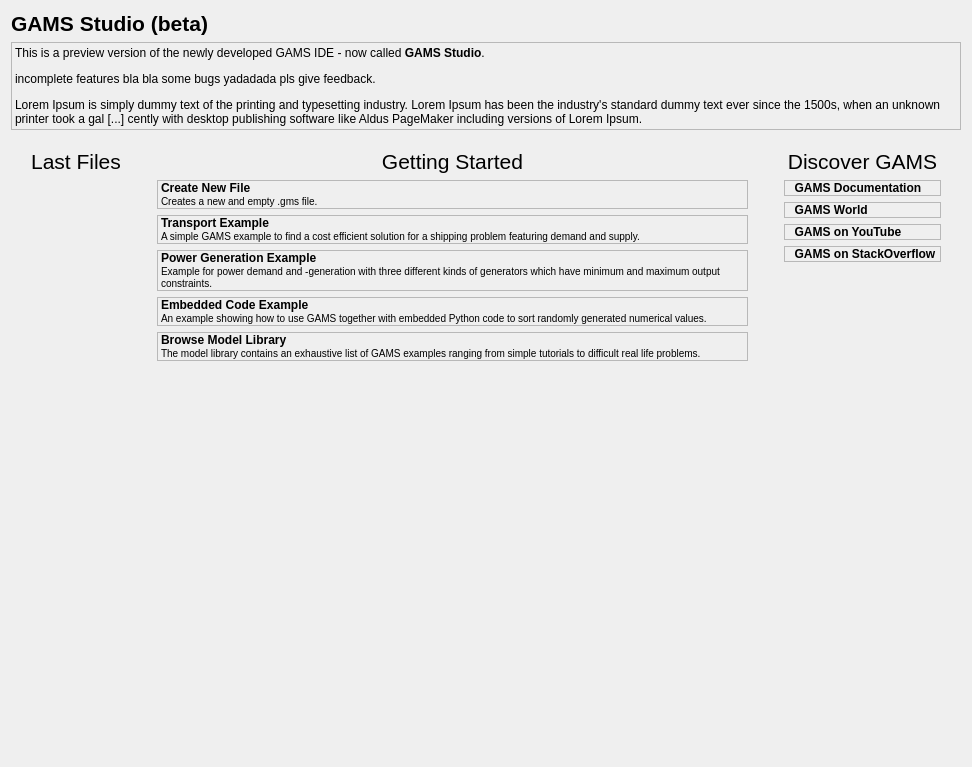
First picture: the form in src/welcomepage.ui, repository GAMS-dev/studio, before the edit.
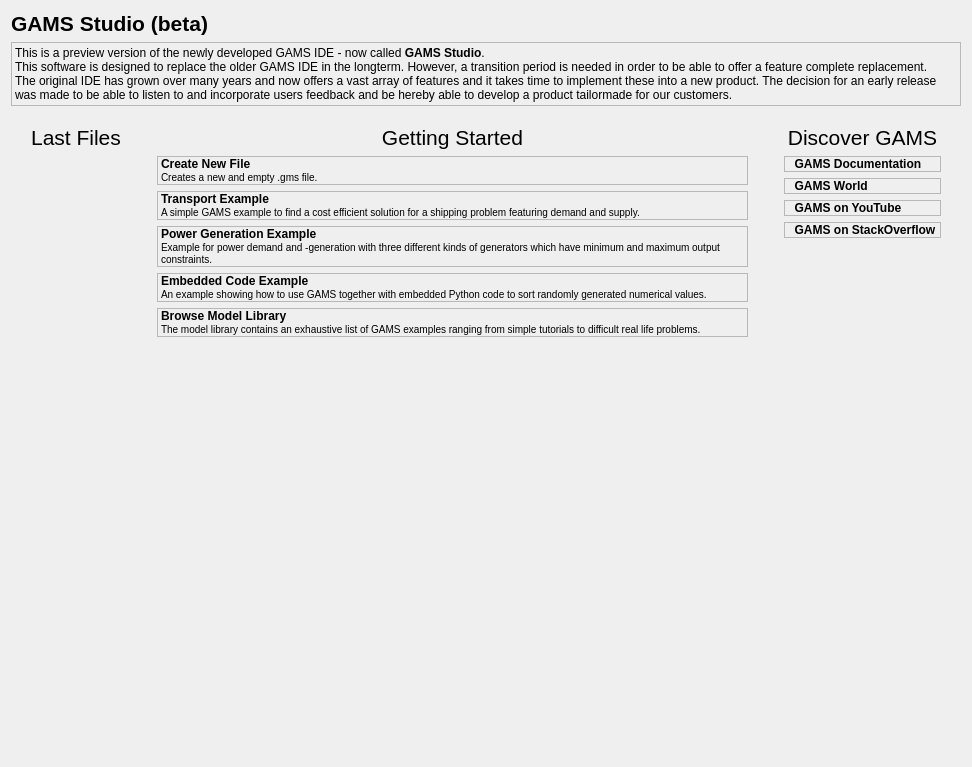
Second picture: the form after the edit. Icons and pictures are not drawn. Custom widgets are drawn as their Qt base class.

Commit message: improved promo text

What changed in the file:
```diff
--- a/src/welcomepage.ui
+++ b/src/welcomepage.ui
@@ -20,7 +20,7 @@
    <string>Form</string>
   </property>
   <property name="autoFillBackground">
-   <bool>false</bool>
+   <bool>true</bool>
   </property>
   <property name="styleSheet">
    <string notr="true"/>
@@ -66,7 +66,7 @@
         <enum>QFrame::Plain</enum>
        </property>
        <property name="text">
-        <string>&lt;html&gt;&lt;head/&gt;&lt;body&gt;&lt;p&gt;This is a preview version of the newly developed GAMS IDE - now called &lt;span style=&quot; font-weight:600;&quot;&gt;GAMS Studio&lt;/span&gt;.&lt;/p&gt;&lt;p&gt;incomplete features bla bla some bugs yadadada pls give feedback.&lt;/p&gt;&lt;p&gt;Lorem Ipsum is simply dummy text of the printing and typesetting industry. Lorem Ipsum has been the industry's standard dummy text ever since the 1500s, when an unknown printer took a gal [...] cently with desktop publishing software like Aldus PageMaker including versions of Lorem Ipsum.&lt;/p&gt;&lt;/body&gt;&lt;/html&gt;</string>
+        <string>&lt;html&gt;&lt;head/&gt;&lt;body&gt;&lt;p&gt;This is a preview version of the newly developed GAMS IDE - now called &lt;span style=&quot; font-weight:600;&quot;&gt;GAMS Studio&lt;/span&gt;.&lt;br/&gt;This software is designed to replace the older GAMS IDE in the longterm. However, a transition period is needed in order to be able to offer a feature complete replacement. &lt;br/&gt;The original IDE has grown over many years and now offers a vast array of features and it takes time to implement these into a new product. The decision for an early release was made to be able to listen to and incorporate users feedback and be hereby able to develop a product tailormade for our customers.&lt;/p&gt;&lt;/body&gt;&lt;/html&gt;</string>
        </property>
        <property name="alignment">
         <set>Qt::AlignLeading|Qt::AlignLeft|Qt::AlignTop</set>
@@ -111,7 +111,7 @@
          <property name="sizeHint" stdset="0">
           <size>
            <width>20</width>
-           <height>20</height>
+           <height>0</height>
           </size>
          </property>
         </spacer>
@@ -174,7 +174,7 @@
          <property name="sizeHint" stdset="0">
           <size>
            <width>30</width>
-           <height>13</height>
+           <height>0</height>
           </size>
          </property>
         </spacer>
@@ -367,7 +367,7 @@
          <property name="sizeHint" stdset="0">
           <size>
            <width>30</width>
-           <height>13</height>
+           <height>0</height>
           </size>
          </property>
         </spacer>
@@ -528,7 +528,7 @@
          <property name="sizeHint" stdset="0">
           <size>
            <width>20</width>
-           <height>13</height>
+           <height>0</height>
           </size>
          </property>
         </spacer>
```
Left out of the diff: 2 changed lines with no effect on the pictures.
